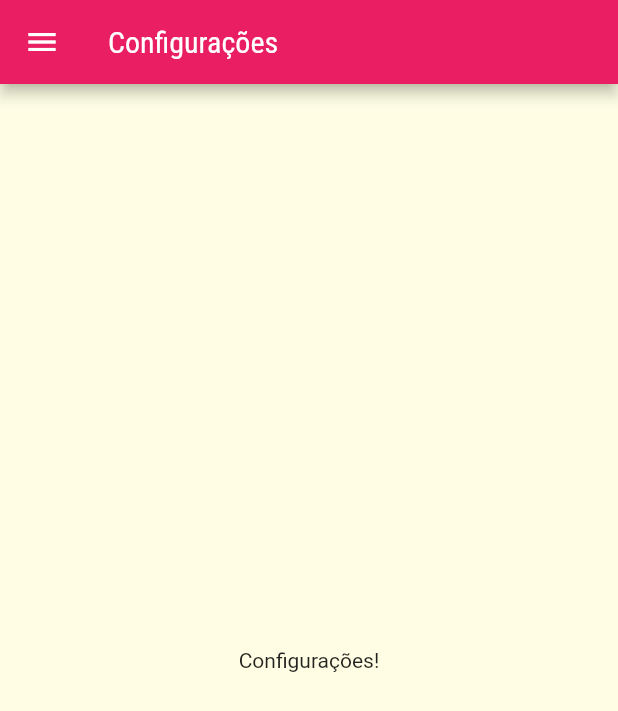
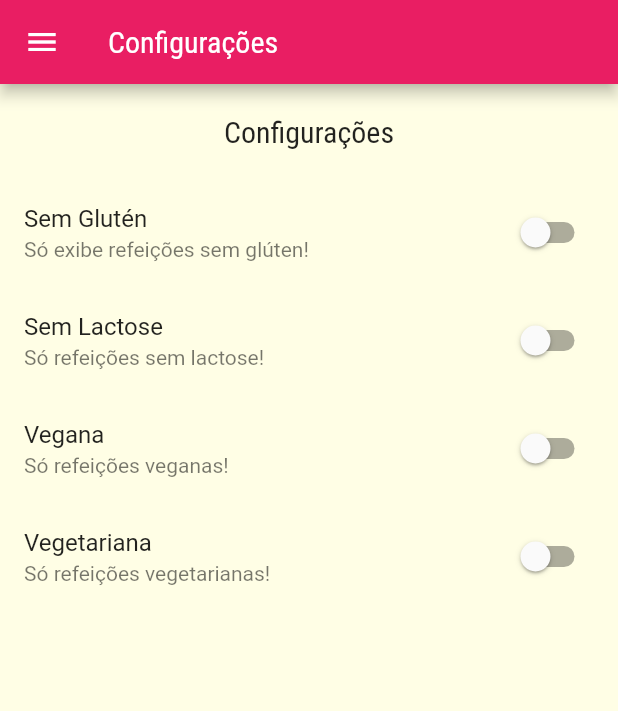
Before and after one commit to ViolaRafael/meals, a Flutter app: the SettingsScreen screen opened by its route, on a phone screen of 412 x 824 dp. Shown: the top 711 px of the screen. Run offline on Flutter 3.47's test engine with Material 2 defaults, Android fonts, the phone set to English and light mode, and no system bars; network calls fail.

Commit message:
Add Switches to Settings

```diff
--- a/lib/components/meal_item.dart
+++ b/lib/components/meal_item.dart
@@ -8,10 +8,18 @@ class MealItem extends StatelessWidget {
   const MealItem(this.meal);
 
   void _selectMeal(BuildContext context) {
-    Navigator.of(context).pushNamed(
+    Navigator.of(context)
+        .pushNamed(
       AppRoutes.MEAL_DETAIL,
       arguments: meal,
-    );
+    )
+        .then((result) {
+      if (result == null) {
+        print('Sem resultado!');
+      } else {
+        print('O nome da refeição é $result.');
+      }
+    });
   }
 
   @override
--- /dev/null
+++ b/lib/models/settings.dart
@@ -0,0 +1,13 @@
+class Settings {
+   bool isGlutenFree;
+   bool isLactoseFree;
+   bool isVegan;
+   bool isVegetarian;
+
+   Settings({
+     this.isGlutenFree = false,
+     this.isLactoseFree = false,
+     this.isVegan = false,
+     this.isVegetarian = false,
+});
+}
--- a/lib/screens/meal_detail_screen.dart
+++ b/lib/screens/meal_detail_screen.dart
@@ -84,6 +84,13 @@ class MealDetailScreen extends StatelessWidget {
             ),
           ],
         ),
-        ));
+      ),
+      floatingActionButton: FloatingActionButton(
+        child: Icon(Icons.star),
+        onPressed: () {
+          Navigator.of(context).pop(meal.title);
+        },
+      ),
+    );
   }
 }
--- a/lib/screens/settings_screen.dart
+++ b/lib/screens/settings_screen.dart
@@ -1,7 +1,30 @@
 import 'package:flutter/material.dart';
 import '../components/main_drawer.dart';
+import '../models/settings.dart';
 
-class SettingsScreen extends StatelessWidget {
+class SettingsScreen extends StatefulWidget {
+  @override
+  State<SettingsScreen> createState() => _SettingsScreenState();
+}
+
+class _SettingsScreenState extends State<SettingsScreen> {
+
+  var settings = Settings();
+
+  Widget _createSwitch(
+    String title,
+    String subtitle,
+    bool value,
+    Function(bool) onChanged,
+  ) {
+    return SwitchListTile.adaptive(
+      title: Text(title),
+      subtitle: Text(subtitle),
+      value: value,
+      onChanged: onChanged,
+    );
+  }
+
   @override
   Widget build(BuildContext context) {
     return Scaffold(
@@ -9,7 +32,47 @@ class SettingsScreen extends StatelessWidget {
         title: Text('Configurações'),
       ),
       drawer: MainDrawer(),
-      body: Center(child: Text('Configurações!'),
+      body: Column(
+        children: [
+          Container(
+            padding: EdgeInsets.all(20),
+            child: Text(
+              'Configurações',
+              style: Theme.of(context).textTheme.headline6,
+            ),
+          ),
+          Expanded(
+            child: ListView(
+              children: [
+                _createSwitch(
+                  'Sem Glutén',
+                  'Só exibe refeições sem glúten!',
+                  settings.isGlutenFree,
+                  (value) => setState(() => settings.isGlutenFree = value),
+                ),
+                _createSwitch(
+                  'Sem Lactose',
+                  'Só refeições sem lactose!',
+                  settings.isLactoseFree,
+                  (value) => setState(() => settings.isLactoseFree = value),
+                ),
+                _createSwitch(
+                  'Vegana',
+                  'Só refeições veganas!',
+                  settings.isVegan,
+                  (value) => setState(() => settings.isVegan = value),
+                ),
+                _createSwitch(
+                  'Vegetariana',
+                  'Só refeições vegetarianas!',
+                  settings.isVegetarian,
+                  (value) => setState(() => settings.isVegetarian = value),
+                ),
+
+              ],
+            ),
+          ),
+        ],
       ),
     );
   }
```
Lines whose indentation alone changed are shown as unchanged.
